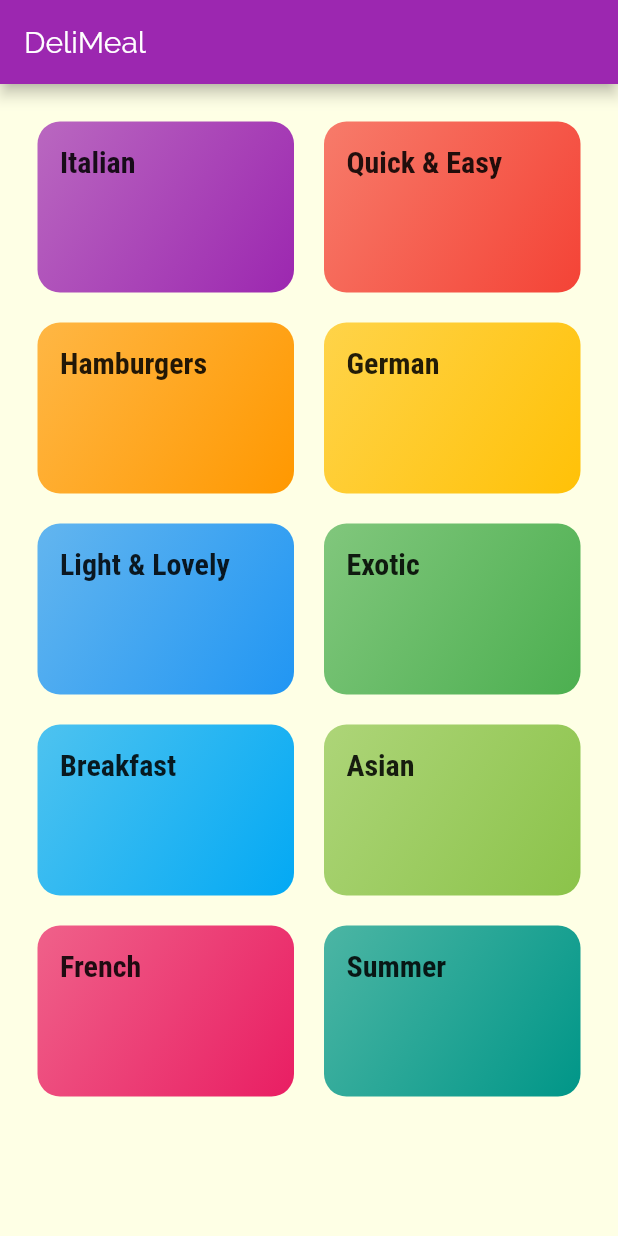
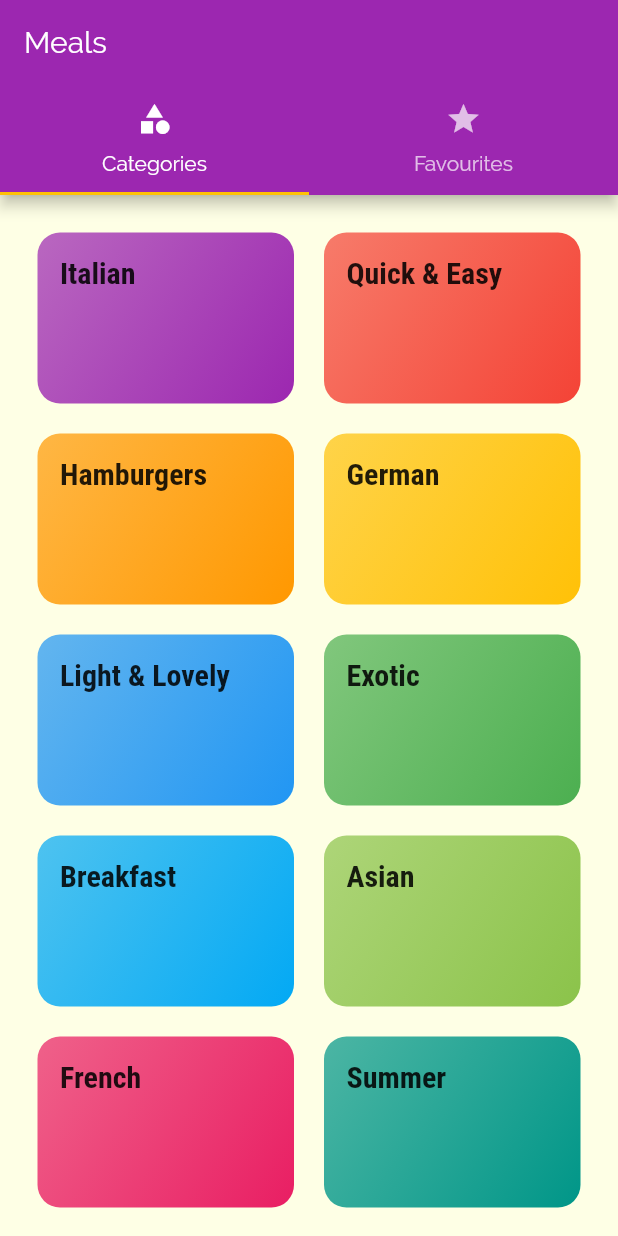
Before and after one commit to HarvsG/meals_app, a Flutter app: the screen it shows after launch, on a phone screen of 412 x 824 dp. Run offline on Flutter 3.47's test engine with Material 2 defaults, Android fonts, the phone set to English and light mode, and no system bars.

Commit message:
implement tabs

```diff
--- a/lib/main.dart
+++ b/lib/main.dart
@@ -1,4 +1,6 @@
 import 'package:flutter/material.dart';
+import './screens/favourites_screen.dart';
+import './screens/tabs_screen.dart';
 import './screens/meal_details_screen.dart';
 import './screens/category_meals_screen.dart';
 import './screens/categories_screen.dart';
@@ -26,17 +28,19 @@ class MyApp extends StatelessWidget {
             ),
       ),
       //home: CategoriesScreen(),
-      initialRoute: CategoriesScreen.routeName,
+      initialRoute: TabsScreen.routeName,
       routes: {
-        CategoriesScreen.routeName: (ctx) => CategoriesScreen(),
+        //CategoriesScreen.routeName: (ctx) => CategoriesScreen(),
         CategoryMealsScreen.routeName: (ctx) => CategoryMealsScreen(),
         MealDetailScreen.routeName: (ctx) => MealDetailScreen(),
+        //FavouritesScreen.routeName: (ctx) => FavouritesScreen(),
+        TabsScreen.routeName: (ctx) => TabsScreen(),
       },
       // onGenerateRoute: (settings){
       //   return MaterialPageRoute(builder: (ctx) => CategoriesScreen());
       // },
       onUnknownRoute: (settings){
-        return MaterialPageRoute(builder: (ctx) => CategoriesScreen());
+        return MaterialPageRoute(builder: (ctx) => TabsScreen());
       },
     );
   }
--- a/lib/screens/categories_screen.dart
+++ b/lib/screens/categories_screen.dart
@@ -8,9 +8,7 @@ class CategoriesScreen extends StatelessWidget {
   static const routeName = '/';
   @override
   Widget build(BuildContext context) {
-    return Scaffold(
-      appBar: AppBar(title: Text('DeliMeal'),),
-      body: GridView(
+    return GridView(
         padding: const EdgeInsets.all(25),
         children: DUMMY_CATEGORIES
             .map((catData) => CategoryItem(
@@ -25,7 +23,6 @@ class CategoriesScreen extends StatelessWidget {
           crossAxisSpacing: 20,
           mainAxisSpacing: 20,
         ),
-      ),
-    );
+      );
   }
 }
--- /dev/null
+++ b/lib/screens/favourites_screen.dart
@@ -0,0 +1,14 @@
+import 'package:flutter/material.dart';
+
+class FavouritesScreen extends StatelessWidget {
+  //const FavouritesScreen({Key key}) : super(key: key);
+  static const routeName = '/favourites';
+
+  @override
+  Widget build(BuildContext context) {
+    return Center(
+        child: Text('The Favourites'),
+
+    );
+  }
+}
--- /dev/null
+++ b/lib/screens/tabs_screen.dart
@@ -0,0 +1,37 @@
+import 'package:flutter/material.dart';
+import 'package:meals_app/screens/favourites_screen.dart';
+
+import './categories_screen.dart';
+
+class TabsScreen extends StatefulWidget {
+  //TabsScreen({Key key}) : super(key: key);
+  static const routeName = '/tabs';
+
+  @override
+  _TabsScreenState createState() => _TabsScreenState();
+}
+
+class _TabsScreenState extends State<TabsScreen> {
+  @override
+  Widget build(BuildContext context) {
+    return DefaultTabController(
+      initialIndex: 0,
+      length: 2,
+      child: Scaffold(
+        appBar: AppBar(
+          title: Text('Meals'),
+          bottom: TabBar(
+            tabs: <Widget>[
+              Tab(icon: Icon(Icons.category), text: 'Categories'),
+              Tab(icon: Icon(Icons.star), text: 'Favourites'),
+            ],
+          ),
+        ),
+        body: TabBarView(children: <Widget>[
+          CategoriesScreen(),
+          FavouritesScreen(),
+        ]),
+      ),
+    );
+  }
+}
```
